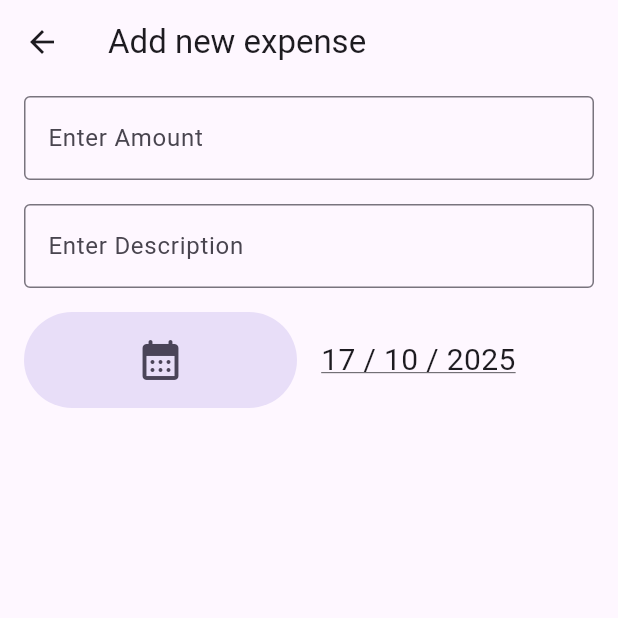
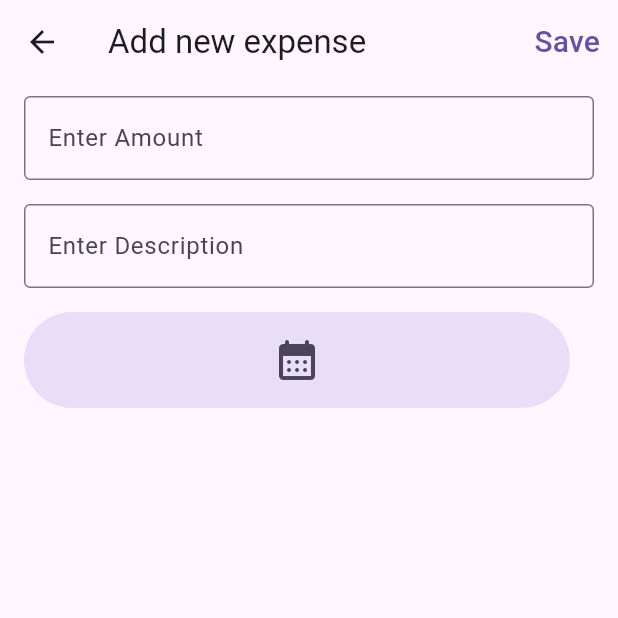
Before and after one commit to Soph-iee/FlyPro, a Flutter app: the screen it shows once a user with an empty profile is signed in, after a tap on "add new expense", on a phone screen of 412 x 824 dp, the top half of it. Run offline on Flutter 3.47's test engine with Material 3 defaults, Android fonts, the phone set to English and light mode, and no system bars; our stand-ins replace firebase_auth, firebase_core; accounts and stored records are empty; network calls fail.

Commit message:
save button for new expense form working

```diff
--- a/lib/components/expense_item.dart
+++ b/lib/components/expense_item.dart
@@ -8,36 +8,26 @@ class ExpenseItem extends StatelessWidget {
 
   @override
   Widget build(BuildContext context) {
-    return Padding(
-      padding: const EdgeInsets.symmetric(vertical: 2),
-
-      child: Container(
-        decoration: BoxDecoration(
-          color: Colors.blue[100],
-          borderRadius: BorderRadius.circular(8),
+    return ListTile(
+      contentPadding: const EdgeInsets.all(8),
+      leading: const Icon(
+        Icons.lunch_dining,
+        size: 32,
+        fontWeight: FontWeight.bold,
+      ),
+      title: Text(
+        expense.amount.toString(),
+        style: const TextStyle(
+          fontSize: 24,
         ),
-        padding: const EdgeInsets.all(25),
-        child: Column(
-          children: [
-            Row(
-              mainAxisAlignment: MainAxisAlignment.spaceBetween,
-              children: [
-                Text(expense.description),
-                Text(expense.amount.toString()),
-              ],
-            ),
-            const SizedBox(
-              height: 20,
-            ),
-            Row(
-              mainAxisAlignment: MainAxisAlignment.spaceBetween,
-              children: [
-                Text(expense.category.toString()),
-                Text(expense.date.toString()),
-              ],
-            ),
-          ],
-        ),
+      ),
+      subtitle: Text(
+        expense.description,
+        style: const TextStyle(fontSize: 20),
+      ),
+      trailing: Text(
+        expense.formattedDate,
+        style: const TextStyle(fontSize: 14),
       ),
     );
   }
--- a/lib/models/expense.dart
+++ b/lib/models/expense.dart
@@ -1,21 +1,29 @@
+import 'package:intl/intl.dart';
+
 enum Currency { usd, ngn }
 
 enum Category { travel, meals, accomodation, transport, other }
 
+final formatter = DateFormat.yMMMMEEEEd();
+
 class Expense {
   Expense({
-    required this.id,
+    // required this.id,
     required this.amount,
-    required this.currency,
-    required this.category,
+    // required this.currency,
+    // required this.category,
     required this.description,
     required this.date,
   });
 
-  final String id;
+  // final String id;
   final int amount;
-  final Currency currency;
-  final Category category;
+  // final Currency currency;
+  // final Category category;
   final String description;
   final DateTime date;
+
+  String get formattedDate {
+    return formatter.format(date);
+  }
 }
--- a/lib/pages/home_page.dart
+++ b/lib/pages/home_page.dart
@@ -29,8 +29,14 @@ class _HomePageState extends State<HomePage> {
     FirebaseAuth.instance.signOut();
   }
 
+  final now = DateTime.now();
+
+
   @override
   Widget build(BuildContext context) {
+
+    // final List<Expense> _myExpe
+
     return Scaffold(
       appBar: AppBar(
         backgroundColor: Colors.blue,
@@ -89,6 +95,7 @@ class _HomePageState extends State<HomePage> {
                 ],
               ),
             ),
+
             // recent expenses
             const SizedBox(
               height: 16,
@@ -97,30 +104,26 @@ class _HomePageState extends State<HomePage> {
               'Recent Expenses',
               style: TextStyle(fontSize: 24),
             ),
-            ExpenseItem(
+
+            Expanded(
+              flex: 2,
+              child: ListView.builder(
+                itemCount: 2,
+                itemBuilder: (context, index) => ExpenseItem(
                   expense: Expense(
                     amount: 23,
-                category: Category.accomodation,
-                currency: Currency.ngn,
                     date: DateTime.now(),
-                description: 'food at italian restaurant',
-                id: 'one',
+                    description: 'Food at Italian restaurant',
                   ),
                 ),
-            ExpenseItem(
-              expense: Expense(
-                amount: 23,
-                category: Category.accomodation,
-                currency: Currency.ngn,
-                date: DateTime.now(),
-                description: 'food at italian restaurant',
-                id: 'one',
               ),
             ),
+
             const SizedBox(
               height: 24,
             ),
-            Row(
+            Expanded(
+              child: Row(
                 children: [
                   ElevatedButton(
                     onPressed: _addNewExpense,
@@ -134,6 +137,7 @@ class _HomePageState extends State<HomePage> {
                   ),
                 ],
               ),
+            ),
           ],
         ),
       ),
--- a/lib/pages/new_expense_page.dart
+++ b/lib/pages/new_expense_page.dart
@@ -8,7 +8,9 @@ class NewExpensePage extends StatefulWidget {
 }
 
 class _NewExpensePageState extends State<NewExpensePage> {
-  DateTime? selectedDate = DateTime.now();
+  DateTime? selectedDate;
+
+  // date picker function
   Future<void> _selectDate() async {
     final DateTime? pickedDate = await showDatePicker(
       context: context,
@@ -21,21 +23,63 @@ class _NewExpensePageState extends State<NewExpensePage> {
     });
   }
 
+  // add new expense
+  void _addNewExpense() {
+    final amountEntered = double.tryParse(_amountController.text);
+    final validAmount = amountEntered == null || amountEntered <= 0;
+    final validTitle = _descriptionController.text.trim();
+
+    if (validAmount || validTitle.isEmpty || selectedDate == null) {
+      // print('object');
+      showDialog(
+        context: context,
+        builder: (ctx) => AlertDialog(
+          icon: const Icon(Icons.error),
+          content: const Text('Please input valid data'),
+          title: const Text('Error'),
+          actions: [
+            TextButton(
+              onPressed: () {
+                Navigator.of(ctx).pop();
+              },
+              child: const Text('Ok'),
+            ),
+          ],
+        ),
+      );
+    } else {
+      print(validAmount);
+      print(amountEntered);
+      print(selectedDate);
+    }
+  }
+
+  final _amountController = TextEditingController();
+  final _descriptionController = TextEditingController();
+
   @override
   Widget build(BuildContext context) {
-    // date picker funtion
-
     return Scaffold(
       appBar: AppBar(
         title: const Text('Add new expense '),
+        actions: [
+          TextButton(
+            onPressed: _addNewExpense,
+            child: const Text(
+              'Save',
+              style: TextStyle(fontSize: 20),
+            ),
+          ),
+        ],
       ),
       body: Padding(
         padding: const EdgeInsets.symmetric(horizontal: 16, vertical: 8),
         child: Column(
           children: [
-            const TextField(
+            TextField(
               keyboardType: TextInputType.number,
-              decoration: InputDecoration(
+              controller: _amountController,
+              decoration: const InputDecoration(
                 border: OutlineInputBorder(),
                 hintText: 'Enter Amount',
               ),
@@ -43,9 +87,10 @@ class _NewExpensePageState extends State<NewExpensePage> {
             const SizedBox(
               height: 16,
             ),
-            const TextField(
-              keyboardType: TextInputType.number,
-              decoration: InputDecoration(
+            TextField(
+              keyboardType: TextInputType.text,
+              controller: _descriptionController,
+              decoration: const InputDecoration(
                 border: OutlineInputBorder(),
                 hintText: 'Enter Description',
               ),
@@ -57,19 +102,15 @@ class _NewExpensePageState extends State<NewExpensePage> {
             Row(
               children: [
                 Expanded(
-                  child: IconButton.filledTonal(
+                  child: selectedDate == null
+                      ? IconButton.filledTonal(
                           padding: const EdgeInsets.all(16),
                           tooltip: 'Date Picker',
                           iconSize: 32,
                           onPressed: _selectDate,
                           icon: const Icon(Icons.calendar_month_rounded),
-                  ),
-                ),
-                const SizedBox(
-                  width: 16,
-                ),
-                Expanded(
-                  child: Text(
+                        )
+                      : Text(
                           '${selectedDate!.day} / ${selectedDate!.month} / ${selectedDate!.year} ',
                           style: const TextStyle(
                             fontSize: 20,
@@ -77,6 +118,9 @@ class _NewExpensePageState extends State<NewExpensePage> {
                             decoration: TextDecoration.underline,
                           ),
                         ),
+                ),
+                const SizedBox(
+                  width: 16,
                 ),
               ],
             ),
--- a/pubspec.yaml
+++ b/pubspec.yaml
@@ -36,6 +36,7 @@ dependencies:
   cupertino_icons: ^1.0.8
   firebase_core: ^4.2.0
   firebase_auth: ^6.1.1
+  intl: ^0.20.2
 
 dev_dependencies:
   flutter_test:
```
Also changed, not shown: pubspec.lock. Lines whose indentation alone changed are shown as unchanged.
